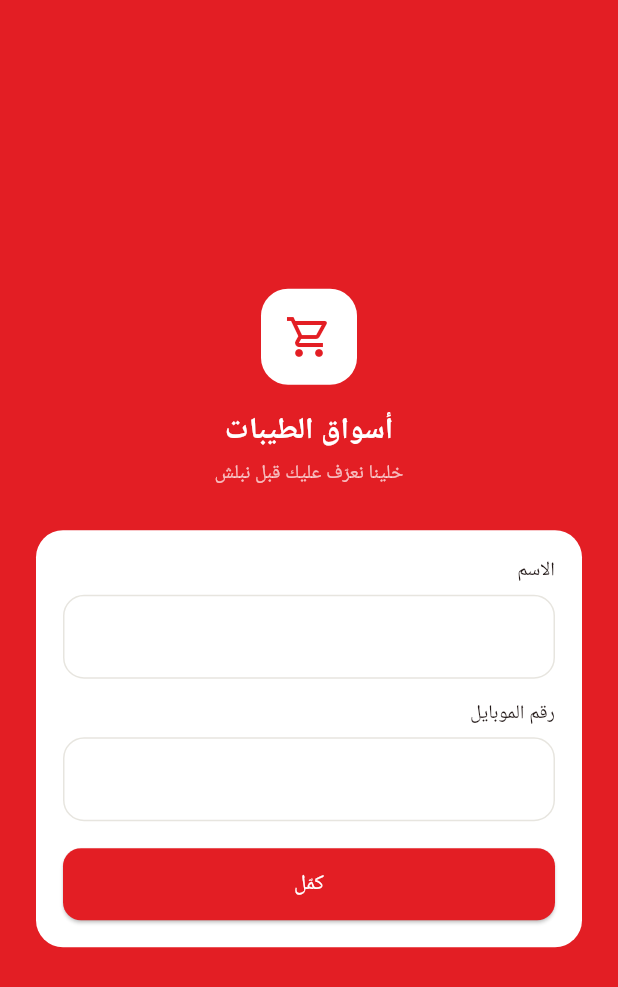
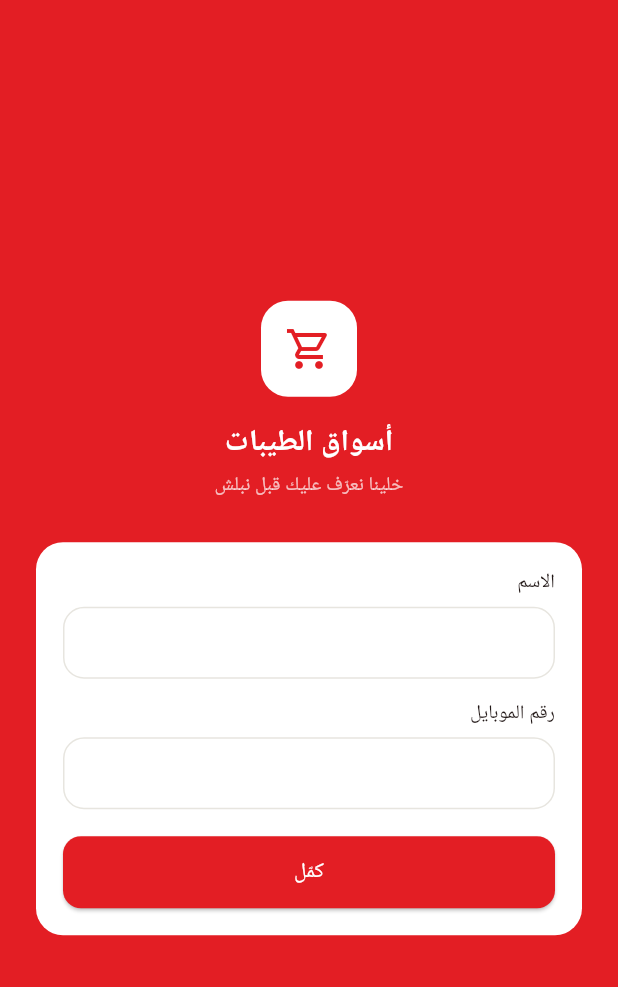
Before and after one commit to Huthayfa-Alomari/altayebat_app, a Flutter app: the screen it shows after launch, on a phone screen of 412 x 824 dp. Shown: the top 987 px of the screen. Run offline on Flutter 3.47's test engine with Material 3 defaults, Android fonts, the phone set to English and light mode, and no system bars; our stand-ins replace supabase_flutter; accounts and stored records are empty; Roboto replaces fonts that are missing (Cairo).

Commit message:
refactor: modernize Flutter Material 3 theme

```diff
--- a/altayebat_app/lib/theme/app_theme.dart
+++ b/altayebat_app/lib/theme/app_theme.dart
@@ -1,6 +1,5 @@
 import 'package:flutter/material.dart';
 
-// هوية أسواق الطيبات — أحمر أساسي مطابق للشعار
 class AppColors {
   static const Color primary = Color(0xFFE31E24);
   static const Color primaryDark = Color(0xFFA32D2D);
@@ -13,15 +12,17 @@ class AppColors {
 
 class AppTheme {
   static ThemeData get light {
+    final colorScheme = ColorScheme.fromSeed(
+      seedColor: AppColors.primary,
+      brightness: Brightness.light,
+      primary: AppColors.primary,
+      surface: AppColors.surface,
+    );
+
     return ThemeData(
       useMaterial3: true,
-      fontFamily: 'Cairo',
       scaffoldBackgroundColor: AppColors.background,
-      colorScheme: ColorScheme.fromSeed(
-        seedColor: AppColors.primary,
-        primary: AppColors.primary,
-        background: AppColors.background,
-      ),
+      colorScheme: colorScheme,
       appBarTheme: const AppBarTheme(
         backgroundColor: AppColors.primary,
         foregroundColor: Colors.white,
@@ -32,7 +33,10 @@ class AppTheme {
         style: ElevatedButton.styleFrom(
           backgroundColor: AppColors.primary,
           foregroundColor: Colors.white,
-          padding: const EdgeInsets.symmetric(vertical: 14),
+          disabledBackgroundColor: AppColors.border,
+          disabledForegroundColor: AppColors.textSecondary,
+          minimumSize: const Size(48, 48),
+          padding: const EdgeInsets.symmetric(horizontal: 18, vertical: 14),
           shape: RoundedRectangleBorder(
             borderRadius: BorderRadius.circular(12),
           ),
@@ -41,6 +45,7 @@ class AppTheme {
       inputDecorationTheme: InputDecorationTheme(
         filled: true,
         fillColor: AppColors.surface,
+        contentPadding: const EdgeInsets.symmetric(horizontal: 14, vertical: 12),
         border: OutlineInputBorder(
           borderRadius: BorderRadius.circular(14),
           borderSide: const BorderSide(color: AppColors.border),
@@ -49,15 +54,30 @@ class AppTheme {
           borderRadius: BorderRadius.circular(14),
           borderSide: const BorderSide(color: AppColors.border),
         ),
+        focusedBorder: OutlineInputBorder(
+          borderRadius: BorderRadius.circular(14),
+          borderSide: const BorderSide(color: AppColors.primary, width: 1.5),
+        ),
       ),
       cardTheme: CardThemeData(
         color: AppColors.surface,
         elevation: 0,
+        margin: EdgeInsets.zero,
         shape: RoundedRectangleBorder(
           borderRadius: BorderRadius.circular(14),
           side: const BorderSide(color: AppColors.border),
         ),
       ),
+      snackBarTheme: const SnackBarThemeData(
+        behavior: SnackBarBehavior.floating,
+      ),
+      progressIndicatorTheme: const ProgressIndicatorThemeData(
+        color: AppColors.primary,
+      ),
+      textSelectionTheme: const TextSelectionThemeData(
+        cursorColor: AppColors.primary,
+        selectionHandleColor: AppColors.primary,
+      ),
     );
   }
 }
```
